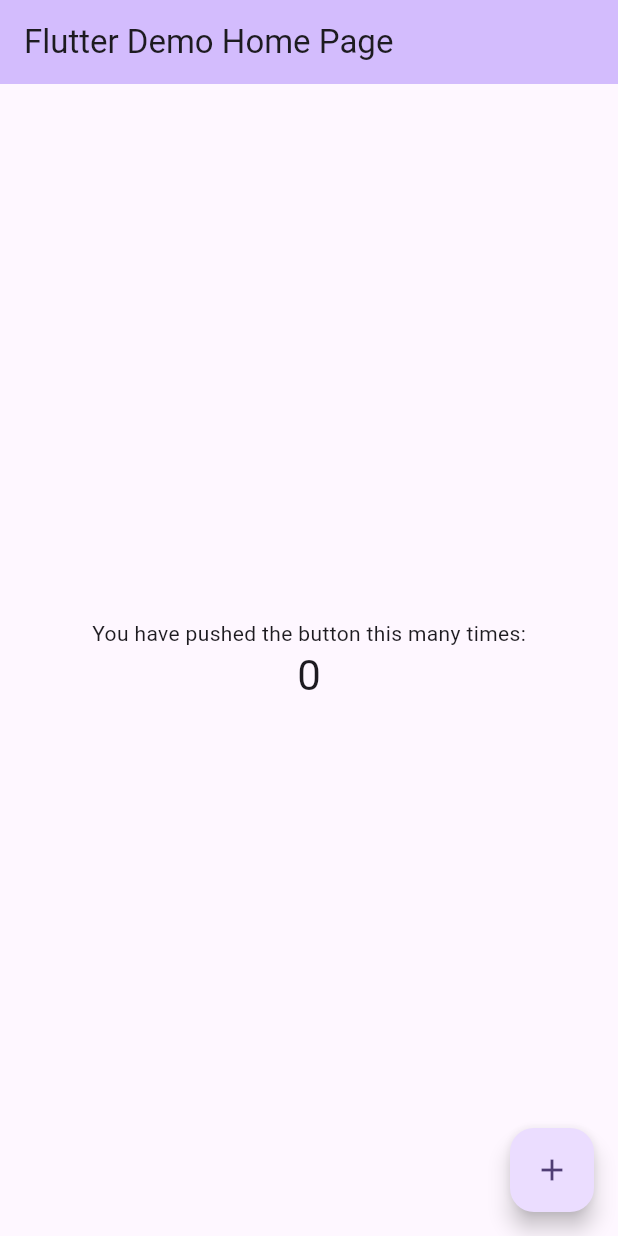
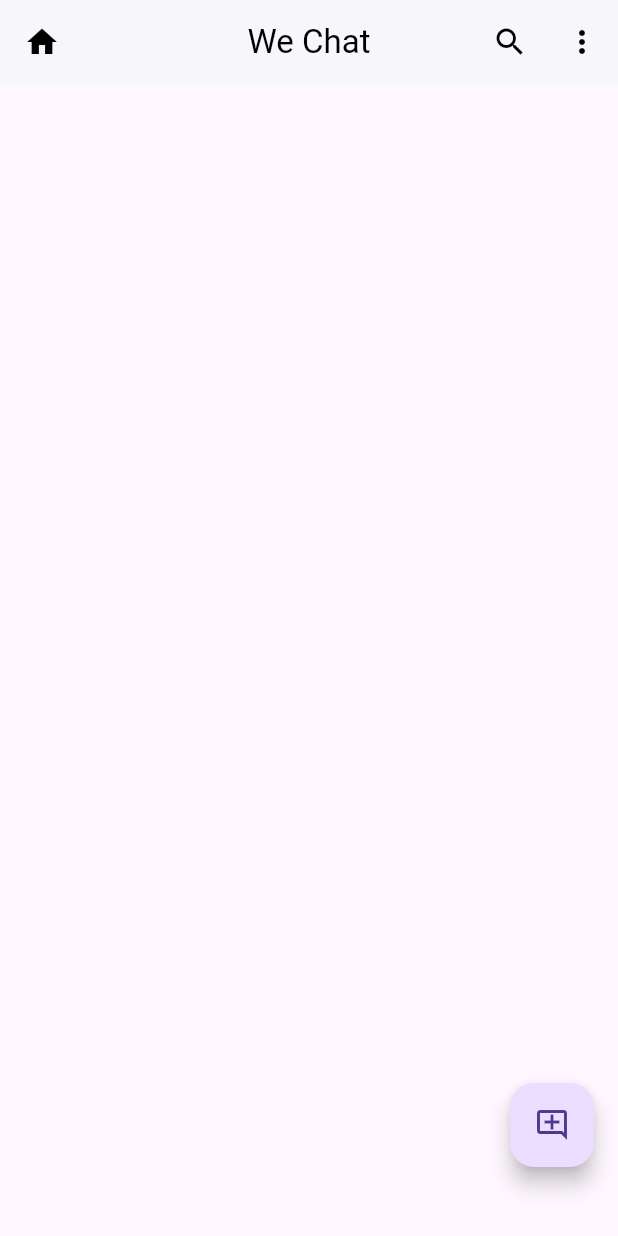
Before and after one commit to Zyzenmax/WeChat-App, a Flutter app: the screen it shows after launch, on a phone screen of 412 x 824 dp. Run offline on Flutter 3.47's test engine with Material 3 defaults, Android fonts, the phone set to English and light mode, and no system bars.

Commit message:
Custom App Bar Theme & Floating Buttom

```diff
--- a/lib/main.dart
+++ b/lib/main.dart
@@ -1,4 +1,5 @@
 import 'package:flutter/material.dart';
+import 'package:we_chat/screens/home_screen.dart';
 
 void main() {
   runApp(const MyApp());
@@ -10,60 +11,19 @@ class MyApp extends StatelessWidget {
   @override
   Widget build(BuildContext context) {
     return MaterialApp(
-      title: 'Flutter Demo',
+      title: 'We Chat',
       theme: ThemeData(
-        colorScheme: ColorScheme.fromSeed(seedColor: Colors.deepPurple),
-        useMaterial3: true,
+        appBarTheme: const AppBarTheme(
+          centerTitle: true,
+          elevation: 1,
+          iconTheme: IconThemeData(color: Colors.black),
+          titleTextStyle: TextStyle(
+              color: Colors.black, fontWeight: FontWeight.normal, fontSize: 22),
+          backgroundColor: Colors.white,
+        ),
       ),
-      home: const MyHomePage(title: 'Flutter Demo Home Page'),
+      debugShowCheckedModeBanner: false,
+      home: HomeScreen(),
     );
   }
 }
-
-class MyHomePage extends StatefulWidget {
-  const MyHomePage({super.key, required this.title});
-
-  final String title;
-
-  @override
-  State<MyHomePage> createState() => _MyHomePageState();
-}
-
-class _MyHomePageState extends State<MyHomePage> {
-  int _counter = 0;
-
-  void _incrementCounter() {
-    setState(() {
-      _counter++;
-    });
-  }
-
-  @override
-  Widget build(BuildContext context) {
-    return Scaffold(
-      appBar: AppBar(
-        backgroundColor: Theme.of(context).colorScheme.inversePrimary,
-        title: Text(widget.title),
-      ),
-      body: Center(
-        child: Column(
-          mainAxisAlignment: MainAxisAlignment.center,
-          children: <Widget>[
-            const Text(
-              'You have pushed the button this many times:',
-            ),
-            Text(
-              '$_counter',
-              style: Theme.of(context).textTheme.headlineMedium,
-            ),
-          ],
-        ),
-      ),
-      floatingActionButton: FloatingActionButton(
-        onPressed: _incrementCounter,
-        tooltip: 'Increment',
-        child: const Icon(Icons.add),
-      ),
-    );
-  }
-}
--- /dev/null
+++ b/lib/screens/home_screen.dart
@@ -0,0 +1,36 @@
+import 'package:flutter/cupertino.dart';
+import 'package:flutter/material.dart';
+
+class HomeScreen extends StatefulWidget {
+  const HomeScreen({super.key});
+
+  @override
+  State<HomeScreen> createState() => _HomeScreenState();
+}
+
+class _HomeScreenState extends State<HomeScreen> {
+  @override
+  Widget build(BuildContext context) {
+    return Scaffold(
+      appBar: AppBar(
+        leading: const Icon(
+          Icons.home,
+        ),
+        title: const Text("We Chat"),
+        actions: [
+          IconButton(onPressed: () {}, icon: const Icon(Icons.search)),
+          IconButton(onPressed: () {}, icon: const Icon(Icons.more_vert))
+        ],
+      ),
+      floatingActionButton: Padding(
+        padding: const EdgeInsets.only(bottom: 30),
+        child: FloatingActionButton(
+          onPressed: () {},
+          child: const Icon(
+            Icons.add_comment_outlined,
+          ),
+        ),
+      ),
+    );
+  }
+}
```
